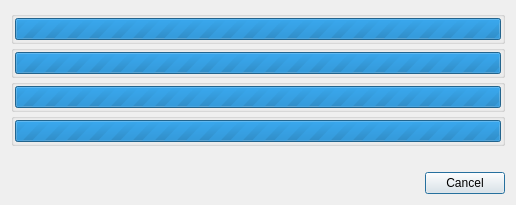
horsicq/FormatDialogs, file xdialogprocess.ui: the form before one commit.
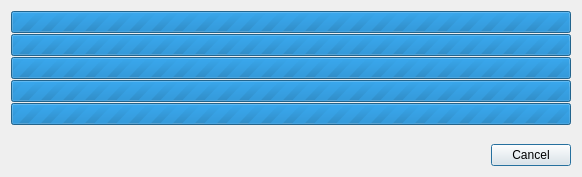
The form after the commit.

What changed in the file:
```diff
--- a/xdialogprocess.ui
+++ b/xdialogprocess.ui
@@ -9,8 +9,8 @@
    <rect>
     <x>0</x>
     <y>0</y>
-    <width>516</width>
-    <height>205</height>
+    <width>582</width>
+    <height>177</height>
    </rect>
   </property>
   <property name="windowTitle">
@@ -24,25 +24,23 @@
     <number>1</number>
    </property>
    <item>
-    <widget class="QGroupBox" name="groupBox">
-     <property name="title">
-      <string notr="true"/>
+    <widget class="QProgressBar" name="progressBar0">
+     <property name="maximum">
+      <number>0</number>
      </property>
-     <layout class="QVBoxLayout" name="verticalLayout">
-      <property name="leftMargin">
-       <number>1</number>
-      </property>
-      <property name="topMargin">
-       <number>1</number>
-      </property>
-      <property name="rightMargin">
-       <number>1</number>
-      </property>
-      <property name="bottomMargin">
-       <number>1</number>
-      </property>
+     <property name="value">
+      <number>0</number>
+     </property>
+     <property name="alignment">
+      <set>Qt::AlignCenter</set>
+     </property>
+     <property name="format">
+      <string notr="true">%v/%m</string>
+     </property>
+    </widget>
+   </item>
       <item>
-       <widget class="QProgressBar" name="progressBar">
+    <widget class="QProgressBar" name="progressBar1">
         <property name="maximum">
          <number>0</number>
         </property>
@@ -57,29 +55,8 @@
         </property>
        </widget>
       </item>
-     </layout>
-    </widget>
-   </item>
    <item>
-    <widget class="QGroupBox" name="groupBoxOpt">
-     <property name="title">
-      <string notr="true"/>
-     </property>
-     <layout class="QVBoxLayout" name="verticalLayout_2">
-      <property name="leftMargin">
-       <number>1</number>
-      </property>
-      <property name="topMargin">
-       <number>1</number>
-      </property>
-      <property name="rightMargin">
-       <number>1</number>
-      </property>
-      <property name="bottomMargin">
-       <number>1</number>
-      </property>
-      <item>
-       <widget class="QProgressBar" name="progressBarOpt">
+    <widget class="QProgressBar" name="progressBar2">
         <property name="maximum">
          <number>0</number>
         </property>
@@ -94,29 +71,8 @@
         </property>
        </widget>
       </item>
-     </layout>
-    </widget>
-   </item>
    <item>
-    <widget class="QGroupBox" name="groupBoxObj">
-     <property name="title">
-      <string notr="true"/>
-     </property>
-     <layout class="QVBoxLayout" name="verticalLayout_3">
-      <property name="leftMargin">
-       <number>1</number>
-      </property>
-      <property name="topMargin">
-       <number>1</number>
-      </property>
-      <property name="rightMargin">
-       <number>1</number>
-      </property>
-      <property name="bottomMargin">
-       <number>1</number>
-      </property>
-      <item>
-       <widget class="QProgressBar" name="progressBarObj">
+    <widget class="QProgressBar" name="progressBar3">
         <property name="maximum">
          <number>0</number>
         </property>
@@ -131,29 +87,8 @@
         </property>
        </widget>
       </item>
-     </layout>
-    </widget>
-   </item>
    <item>
-    <widget class="QGroupBox" name="groupBoxFiles">
-     <property name="title">
-      <string notr="true"/>
-     </property>
-     <layout class="QVBoxLayout" name="verticalLayout_5">
-      <property name="leftMargin">
-       <number>1</number>
-      </property>
-      <property name="topMargin">
-       <number>1</number>
-      </property>
-      <property name="rightMargin">
-       <number>1</number>
-      </property>
-      <property name="bottomMargin">
-       <number>1</number>
-      </property>
-      <item>
-       <widget class="QProgressBar" name="progressBarFiles">
+    <widget class="QProgressBar" name="progressBar4">
         <property name="maximum">
          <number>0</number>
         </property>
@@ -166,9 +101,6 @@
         <property name="format">
          <string notr="true">%v/%m</string>
         </property>
-       </widget>
-      </item>
-     </layout>
     </widget>
    </item>
    <item>
@@ -212,26 +144,17 @@
       </widget>
      </item>
      <item>
-      <widget class="QLabel" name="labelStatus">
-       <property name="sizePolicy">
-        <sizepolicy hsizetype="Expanding" vsizetype="Preferred">
-         <horstretch>0</horstretch>
-         <verstretch>0</verstretch>
-        </sizepolicy>
+      <spacer name="horizontalSpacer">
+       <property name="orientation">
+        <enum>Qt::Horizontal</enum>
        </property>
-       <property name="frameShape">
-        <enum>QFrame::NoFrame</enum>
+       <property name="sizeHint" stdset="0">
+        <size>
+         <width>40</width>
+         <height>20</height>
+        </size>
        </property>
-       <property name="frameShadow">
-        <enum>QFrame::Plain</enum>
-       </property>
-       <property name="text">
-        <string/>
-       </property>
-       <property name="alignment">
-        <set>Qt::AlignLeading|Qt::AlignLeft|Qt::AlignVCenter</set>
-       </property>
-      </widget>
+      </spacer>
      </item>
      <item>
       <widget class="QPushButton" name="pushButtonCancel">
```
Lines whose indentation alone changed are shown as unchanged.
